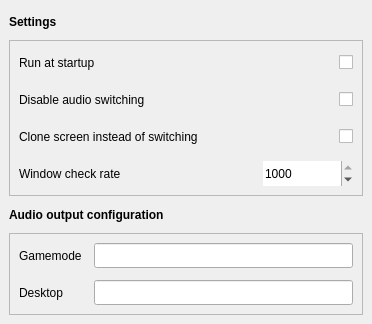
This is src/ui/design.ui in Odizinne/BigPictureTV as Qt 5 draws it before an edit. The edited form follows.
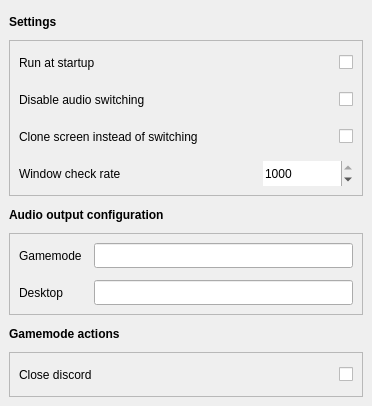
This is the edited form.

Commit message: actions: implemented close / open discord

Diff of the .ui file:
```diff
--- a/src/ui/design.ui
+++ b/src/ui/design.ui
@@ -7,7 +7,7 @@
     <x>0</x>
     <y>0</y>
     <width>372</width>
-    <height>324</height>
+    <height>406</height>
    </rect>
   </property>
   <property name="sizePolicy">
@@ -301,6 +301,80 @@
       </layout>
      </widget>
     </item>
+    <item row="4" column="0">
+     <widget class="QLabel" name="label_3">
+      <property name="minimumSize">
+       <size>
+        <width>0</width>
+        <height>25</height>
+       </size>
+      </property>
+      <property name="font">
+       <font>
+        <bold>true</bold>
+       </font>
+      </property>
+      <property name="text">
+       <string>Gamemode actions</string>
+      </property>
+     </widget>
+    </item>
+    <item row="5" column="0">
+     <widget class="QFrame" name="gridFrame">
+      <property name="frameShape">
+       <enum>QFrame::Shape::StyledPanel</enum>
+      </property>
+      <property name="frameShadow">
+       <enum>QFrame::Shadow::Sunken</enum>
+      </property>
+      <layout class="QGridLayout" name="gridLayout_3">
+       <property name="leftMargin">
+        <number>9</number>
+       </property>
+       <property name="topMargin">
+        <number>9</number>
+       </property>
+       <property name="rightMargin">
+        <number>9</number>
+       </property>
+       <property name="bottomMargin">
+        <number>9</number>
+       </property>
+       <property name="spacing">
+        <number>12</number>
+       </property>
+       <item row="0" column="0">
+        <widget class="QLabel" name="close_discord_label">
+         <property name="minimumSize">
+          <size>
+           <width>0</width>
+           <height>25</height>
+          </size>
+         </property>
+         <property name="text">
+          <string>Close discord</string>
+         </property>
+        </widget>
+       </item>
+       <item row="0" column="1">
+        <widget class="QCheckBox" name="close_discord_checkbox">
+         <property name="minimumSize">
+          <size>
+           <width>0</width>
+           <height>25</height>
+          </size>
+         </property>
+         <property name="layoutDirection">
+          <enum>Qt::LayoutDirection::RightToLeft</enum>
+         </property>
+         <property name="text">
+          <string/>
+         </property>
+        </widget>
+       </item>
+      </layout>
+     </widget>
+    </item>
    </layout>
   </widget>
  </widget>
```
Left out of the diff: 36 changed lines with no effect on the pictures. The commit also changes 5 other files.
